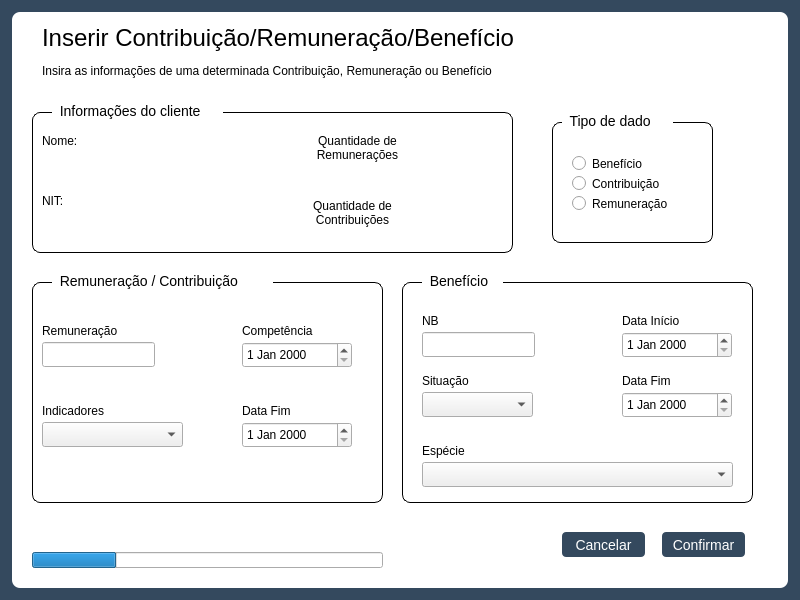
newprev/PrevCliente, file Telas/UI/insereContrib.ui: the form before one commit.
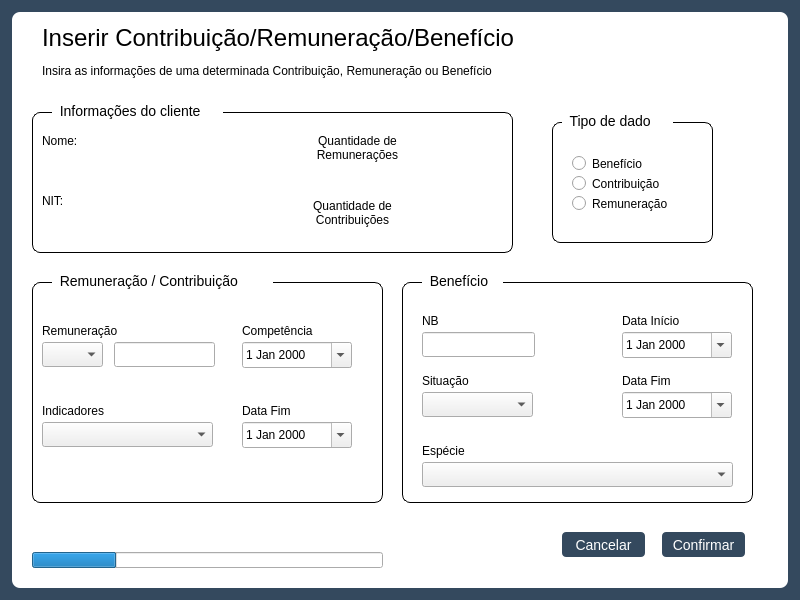
The form after the commit.

The edit to the form file:
```diff
--- a/Telas/UI/insereContrib.ui
+++ b/Telas/UI/insereContrib.ui
@@ -392,9 +392,9 @@
        <widget class="QLineEdit" name="leRemuneracao">
         <property name="geometry">
          <rect>
-          <x>10</x>
+          <x>82</x>
           <y>60</y>
-          <width>113</width>
+          <width>101</width>
           <height>25</height>
          </rect>
         </property>
@@ -434,6 +434,9 @@
           <height>26</height>
          </rect>
         </property>
+        <property name="calendarPopup">
+         <bool>true</bool>
+        </property>
        </widget>
        <widget class="QDateEdit" name="dtFimContRem">
         <property name="geometry">
@@ -444,17 +447,36 @@
           <height>26</height>
          </rect>
         </property>
+        <property name="calendarPopup">
+         <bool>true</bool>
+        </property>
        </widget>
        <widget class="QComboBox" name="cbxIndicadores">
         <property name="geometry">
          <rect>
           <x>10</x>
           <y>140</y>
-          <width>141</width>
+          <width>171</width>
           <height>25</height>
          </rect>
         </property>
        </widget>
+       <widget class="QComboBox" name="cbxSinal">
+        <property name="geometry">
+         <rect>
+          <x>10</x>
+          <y>60</y>
+          <width>61</width>
+          <height>25</height>
+         </rect>
+        </property>
+        <property name="iconSize">
+         <size>
+          <width>16</width>
+          <height>16</height>
+         </size>
+        </property>
+       </widget>
       </widget>
       <widget class="QLabel" name="lbInfoRemCont">
        <property name="geometry">
@@ -558,6 +580,12 @@
           <height>26</height>
          </rect>
         </property>
+        <property name="showGroupSeparator" stdset="0">
+         <bool>false</bool>
+        </property>
+        <property name="calendarPopup">
+         <bool>true</bool>
+        </property>
        </widget>
        <widget class="QDateEdit" name="dtFim">
         <property name="geometry">
@@ -568,6 +596,9 @@
           <height>26</height>
          </rect>
         </property>
+        <property name="calendarPopup">
+         <bool>true</bool>
+        </property>
        </widget>
        <widget class="QComboBox" name="cbxSituacao">
         <property name="geometry">
```
